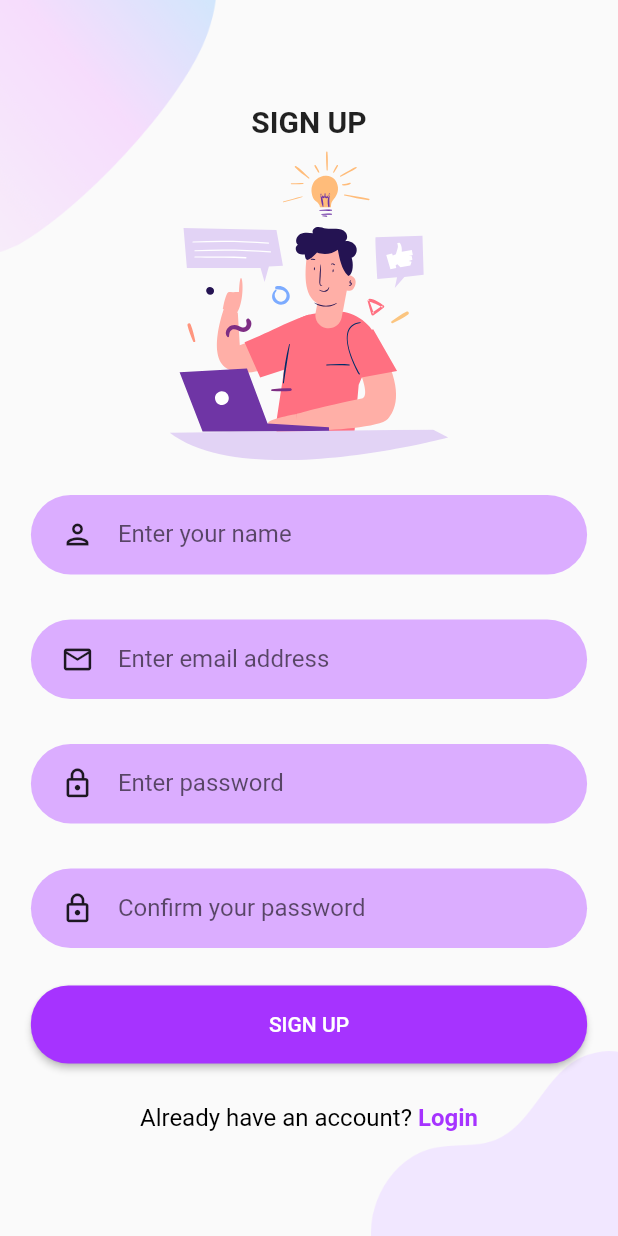
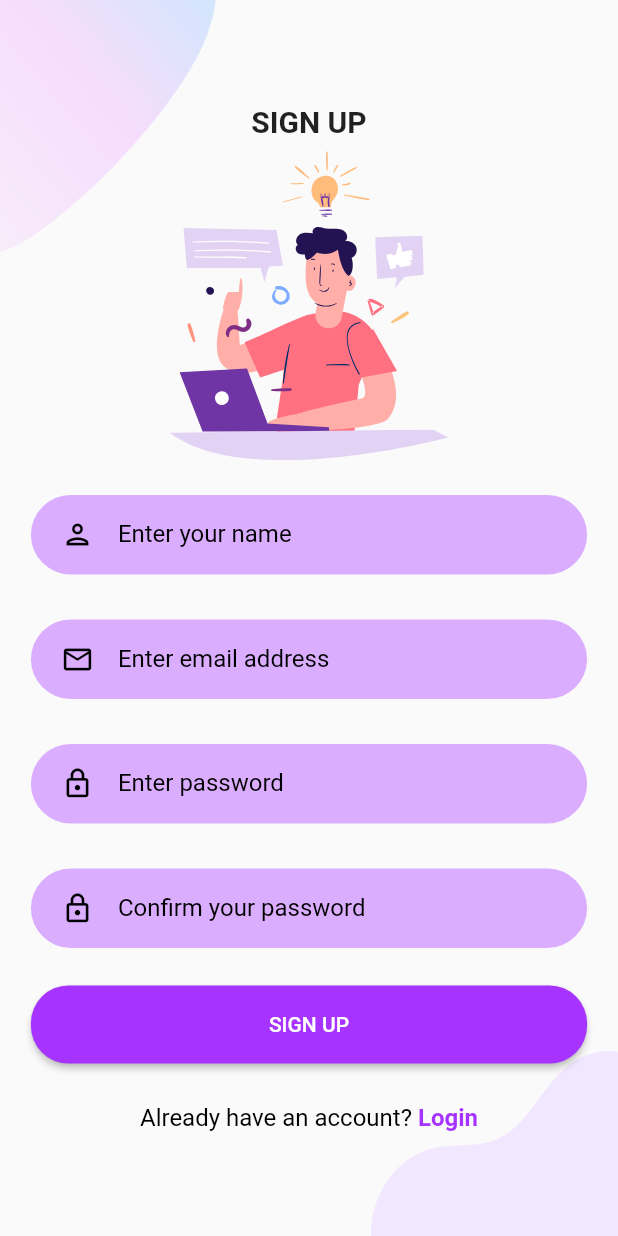
Before and after one commit to Nishith-Savla/passwordmanager, a Flutter app: the Signup screen opened by its route, on a phone screen of 412 x 824 dp. Run offline on Flutter 3.47's test engine with Material 2 defaults, Android fonts, the phone set to English and light mode, and no system bars; our stand-ins replace cloud_firestore, curved_navigation_bar, firebase_auth, firebase_core, flutter_dotenv, flutter_secure_storage and 4 more; missing offline and left inert: android_intent_plus, encrypt, just_the_tooltip, move_to_background; accounts and stored records are empty.

Commit message:
:lipstick: Improved theming

```diff
--- a/lib/components/rounded_textfield.dart
+++ b/lib/components/rounded_textfield.dart
@@ -96,12 +96,12 @@ class RoundedTextFormField extends StatelessWidget {
                     onTap: tooltipController!.showTooltip,
                   ),
                 )
-              : Icon(icon, size: 22, color: Theme.of(context).iconTheme.color),
+              : Icon(icon, size: 22, color: Colors.black),
           hintText: hintText,
-          hintStyle: Theme.of(context).inputDecorationTheme.hintStyle,
+          hintStyle: const TextStyle(color: Colors.black),
           suffixIcon: suffixIcon,
           labelText: labelText,
-          labelStyle: Theme.of(context).inputDecorationTheme.labelStyle,
+          labelStyle: const TextStyle(color: Colors.black),
           border: InputBorder.none,
         ),
         focusNode: focusNode,
@@ -112,7 +112,10 @@ class RoundedTextFormField extends StatelessWidget {
         onChanged: onChanged,
         onSaved: onSaved,
         readOnly: disabled,
-        style: style,
+        style: style?.copyWith(color: Colors.black) ??
+            const TextStyle(
+              color: Colors.black,
+            ),
         validator: validator,
       ),
     );
--- a/lib/screens/home_body.dart
+++ b/lib/screens/home_body.dart
@@ -171,7 +171,7 @@ class _HomeBodyState extends State<HomeBody>
           suffixIcon: isSearching
               ? IconButton(
                   constraints: const BoxConstraints(),
-                  icon: const Icon(Icons.close_outlined),
+                  icon: const Icon(Icons.close_outlined, color: Colors.black),
                   onPressed: () {
                     _controller.clear();
                     setState(() {
@@ -240,6 +240,9 @@ class _HomeBodyState extends State<HomeBody>
       floatingActionButton: FloatingActionButton(
         heroTag: "add",
         backgroundColor: purpleMaterialColor,
+        foregroundColor: Theme.of(context).brightness == Brightness.light
+            ? Colors.black
+            : Colors.white,
         child: const Icon(Icons.add_outlined),
         onPressed: () => Navigator.push(
           context,
--- a/lib/screens/item_screen.dart
+++ b/lib/screens/item_screen.dart
@@ -447,6 +447,9 @@ class _ItemScreenState extends State<ItemScreen> {
                 setState(() => _isEditable = !_isEditable);
                 if (!_isEditable) _setDefaultValueToTextFields();
               },
+              foregroundColor: Theme.of(context).brightness == Brightness.light
+                  ? Colors.black
+                  : Colors.white,
               child: Icon(_isEditable ? Icons.clear : Icons.edit_outlined),
             ),
     );
--- a/lib/screens/profile.dart
+++ b/lib/screens/profile.dart
@@ -45,7 +45,9 @@ class _ProfileState extends State<Profile> {
         title: const Text('Profile'),
         elevation: 0,
         backgroundColor: Colors.transparent,
-        foregroundColor: Colors.black,
+        foregroundColor: Theme.of(context).brightness == Brightness.light
+            ? Colors.black
+            : Colors.white,
         actions: [
           _isEditable
               ? IconButton(
```
Also changed, not shown: lib/main.dart (+10 -9 lines), lib/screens/generate.dart (+5 -2 lines), pubspec.lock.
